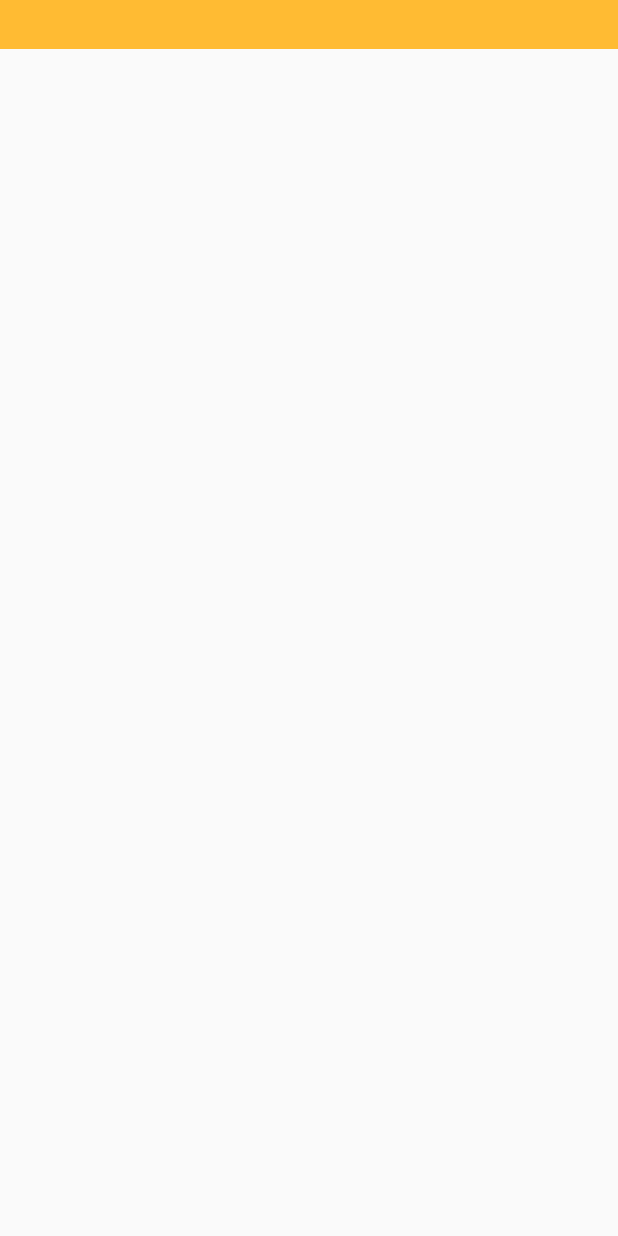
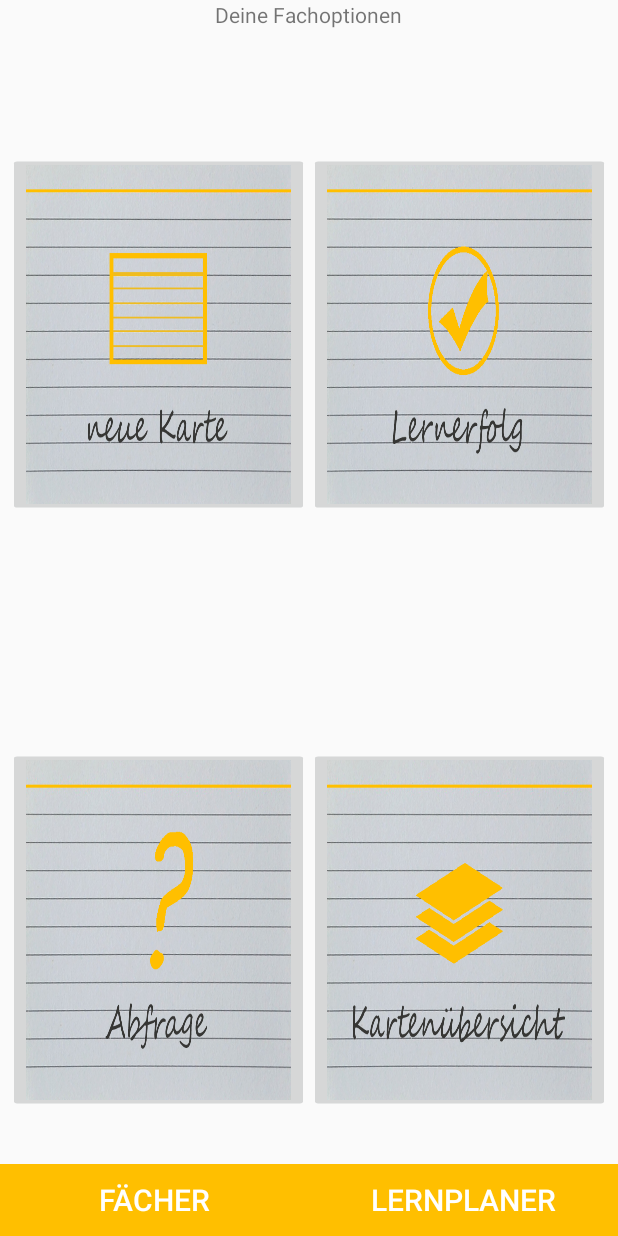
Before and after one commit to timokrapf/SICSmartIndexCards, an Android app: the SubjectActivity screen opened directly, with no data from a screen before it, on a phone screen of 412 x 824 dp. Run offline under Robolectric (Android 15) with nearby library versions, the phone set to English and light mode, and no system bars.

Commit message:
subjectclass steht, layout muss noch verschönert werden

```diff
--- a/app/src/main/java/com/example/timokrapf/sic_smartindexcards/LearnplannerActivity.java
+++ b/app/src/main/java/com/example/timokrapf/sic_smartindexcards/LearnplannerActivity.java
@@ -221,6 +221,7 @@ public class LearnplannerActivity extends FragmentActivity {
             }
         });
     }
+
     private void initSpinner() {
         subjectSpinner = (Spinner) findViewById(R.id.spinner_chosen_subject_id);
         subjectSpinner.setAdapter(adapter);
--- a/app/src/main/java/com/example/timokrapf/sic_smartindexcards/SubjectActivity.java
+++ b/app/src/main/java/com/example/timokrapf/sic_smartindexcards/SubjectActivity.java
@@ -1,17 +1,103 @@
 package com.example.timokrapf.sic_smartindexcards;
 
 import android.app.Activity;
+import android.content.Intent;
 import android.os.Bundle;
+import android.support.v4.app.FragmentActivity;
 import android.view.Menu;
 import android.view.MenuItem;
+import android.view.View;
+import android.widget.Button;
+import android.widget.ImageButton;
+import android.widget.TextView;
 
-public class SubjectActivity extends Activity{
+import org.w3c.dom.Text;
+
+public class SubjectActivity extends FragmentActivity implements View.OnClickListener{
+
+    private ImageButton newSic, quizCard, overviewSic, progressCard;
+    private Button subjectsButton, scheduleButton;
 
     @Override
     public void onCreate(Bundle savedInstanceState) {
         super.onCreate(savedInstanceState);
-        setContentView(R.layout.recyclerview_subject_item);
+        setContentView(R.layout.subject_activity);
+        initUI();
+        setOnClickListeners();
 
+    }
+
+    private void initUI() {
+        TextView activityHeading = (TextView) findViewById(R.id.subject_activity_textview);
+        newSic = (ImageButton) findViewById(R.id.new_sic_id);
+        quizCard = (ImageButton) findViewById(R.id.quiz_card_id);
+        overviewSic = (ImageButton) findViewById(R.id.overview_sics_id);
+        progressCard = (ImageButton) findViewById(R.id.progress_card_id);
+        subjectsButton = (Button) findViewById(R.id.subject_button_id);
+        scheduleButton = (Button) findViewById(R.id.schedule_planner_button_id);
+    }
+
+    private void setOnClickListeners(){
+        newSic.setOnClickListener(this);
+        quizCard.setOnClickListener(this);
+        overviewSic.setOnClickListener(this);
+        progressCard.setOnClickListener(this);
+        subjectsButton.setOnClickListener(this);
+        scheduleButton.setOnClickListener(this);
+    }
+
+    @Override
+    public void onClick(View v) {
+        switch (v.getId()){
+            case R.id.new_sic_id:
+                newSicButtonClicked();
+                break;
+            case R.id.quiz_card_id:
+                quizCardButtonClicked();
+                break;
+            case R.id.overview_sics_id:
+                overviewSicButtonClicked();
+                break;
+            case R.id.progress_card_id:
+                progressCardButtonClicked();
+                break;
+            case R.id.subject_button_id:
+                subjectButtonClicked();
+                break;
+            case R.id.schedule_planner_button_id:
+                scheduleButtonClicked();
+                break;
+        }
+    }
+
+    private void newSicButtonClicked() {
+        Intent i = new Intent(SubjectActivity.this, NewSicActivity.class);
+        startActivity(i);
+    }
+
+    private void quizCardButtonClicked(){
+        Intent i = new Intent(SubjectActivity.this, QuizActivity.class);
+        startActivity(i);
+    }
+
+    private void overviewSicButtonClicked(){
+        Intent i = new Intent (SubjectActivity.this, OverviewActivity.class);
+        startActivity(i);
+    }
+
+    private void progressCardButtonClicked(){
+        Intent i = new Intent (SubjectActivity.this, ProgressActivity.class);
+        startActivity(i);
+    }
+
+    private void subjectButtonClicked(){
+        Intent i = new Intent(SubjectActivity.this, StartActivity.class);
+        startActivity(i);
+    }
+
+    private void scheduleButtonClicked(){
+        Intent i = new Intent (SubjectActivity.this, LearnplannerActivity.class);
+        startActivity(i);
     }
 
     @Override
@@ -24,4 +110,5 @@ public class SubjectActivity extends Activity{
         return true;
     }
 
+
 }
--- /dev/null
+++ b/app/src/main/res/layout/subject_activity.xml
@@ -0,0 +1,124 @@
+<?xml version="1.0" encoding="utf-8"?>
+<RelativeLayout xmlns:android="http://schemas.android.com/apk/res/android"
+    android:layout_width="match_parent"
+    android:layout_height="match_parent">
+
+
+    <TextView
+        android:id="@+id/subject_activity_textview"
+        android:layout_width="wrap_content"
+        android:layout_height="wrap_content"
+        android:text="@string/subject_activity_header"
+        android:layout_centerHorizontal="true"/>
+
+    <LinearLayout
+        android:layout_width="match_parent"
+        android:layout_height="match_parent"
+        android:layout_below="@id/subject_activity_textview"
+        android:layout_margin="5dp"
+        android:orientation="vertical"
+        >
+
+        <LinearLayout
+            android:id="@+id/column_1"
+            android:layout_width="match_parent"
+            android:layout_height="0dp"
+            android:layout_weight="1"
+            android:orientation="horizontal">
+
+            <ImageButton
+                android:id="@+id/new_sic_id"
+                android:layout_width="0dp"
+                android:layout_height="match_parent"
+                android:layout_weight="1"
+                android:clickable="true"
+                android:contentDescription="@string/new_sic"
+                android:focusable="true"
+                android:scaleType="fitXY"
+                android:src="@drawable/neue_karte"
+                android:scaleY="0.6"
+               />
+
+            <ImageButton
+                android:id="@+id/progress_card_id"
+                android:layout_width="0dp"
+                android:layout_height="match_parent"
+                android:layout_weight="1"
+                android:clickable="true"
+                android:contentDescription="@string/new_sic"
+                android:focusable="true"
+                android:scaleType="fitXY"
+                android:src="@drawable/lernerfolg_karte"
+                android:scaleY="0.6"
+                />
+
+        </LinearLayout>
+
+        <LinearLayout
+        android:id="@+id/column_2"
+        android:layout_weight="1"
+        android:layout_width="match_parent"
+        android:layout_height="0dp"
+        android:orientation="horizontal">
+
+        <ImageButton
+            android:id="@+id/quiz_card_id"
+            android:layout_width="0dp"
+            android:layout_height="match_parent"
+            android:layout_weight="1"
+            android:clickable="true"
+            android:contentDescription="@string/new_sic"
+            android:focusable="true"
+            android:scaleType="fitXY"
+            android:src="@drawable/abfrage_karte"
+            android:scaleY="0.6"
+            />
+
+        <ImageButton
+            android:id="@+id/overview_sics_id"
+            android:layout_width="0dp"
+            android:layout_height="match_parent"
+            android:layout_weight="1"
+            android:clickable="true"
+            android:contentDescription="@string/new_sic"
+            android:focusable="true"
+            android:scaleType="fitXY"
+            android:src="@drawable/kartenuebersicht"
+            android:scaleY="0.6"
+           />
+
+    </LinearLayout>
+    </LinearLayout>
+
+    <LinearLayout
+        android:id="@+id/buttons_id"
+        android:layout_width="match_parent"
+        android:layout_height="wrap_content"
+        android:layout_alignParentBottom="true"
+        android:layout_gravity="bottom"
+        android:orientation="horizontal"
+        android:weightSum="1">
+
+        <Button
+            android:id="@+id/subject_button_id"
+            android:layout_width="0dp"
+            android:layout_height="match_parent"
+            android:layout_weight="0.5"
+            android:background="@color/colorPrimary"
+            android:text="@string/subject_button"
+            android:textColor="@android:color/white"
+            android:textSize="20sp" />
+
+        <Button
+            android:id="@+id/schedule_planner_button_id"
+            android:layout_width="0dp"
+            android:layout_height="match_parent"
+            android:layout_weight="0.5"
+            android:background="@color/colorPrimary"
+            android:text="@string/schedule_planner"
+            android:textColor="@android:color/white"
+            android:textSize="20sp" />
+
+    </LinearLayout>
+
+</RelativeLayout>
--- a/app/src/main/res/values/strings.xml
+++ b/app/src/main/res/values/strings.xml
@@ -20,4 +20,6 @@
     <string name="schedule">geplante Lerneinheiten</string>
     <string name="select_time">Wähle eine Zeit aus</string>
     <string name="no_subject_was_chosen">Kein Fach ausgewählt</string>
+    <string name="subject_activity_header">Deine Fachoptionen</string>
+    <string name="new_sic">neue Karteikarte</string>
 </resources>
```
Also changed, not shown: app/src/main/AndroidManifest.xml (+25 -0 lines), app/src/main/java/com/example/timokrapf/sic_smartindexcards/NewSicActivity.java (added, +14 -0 lines), app/src/main/java/com/example/timokrapf/sic_smartindexcards/OverviewActivity.java (added, +14 -0 lines), app/src/main/java/com/example/timokrapf/sic_smartindexcards/ProgressActivity.java (added, +15 -0 lines), app/src/main/java/com/example/timokrapf/sic_smartindexcards/QuizActivity.java (added, +13 -0 lines).
